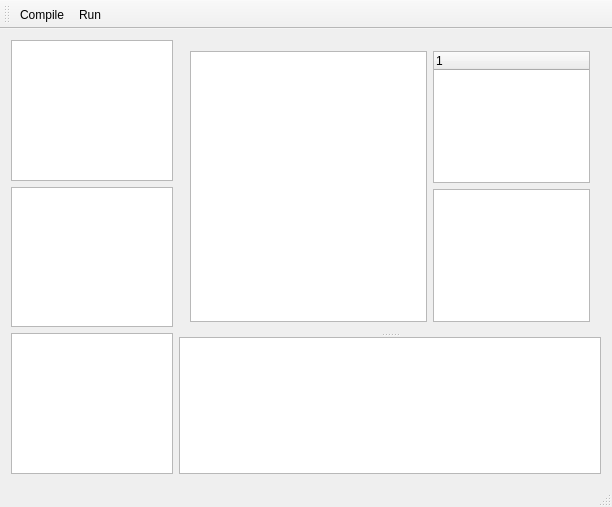
Before: the Qt Designer form mainwindow.ui in ricardogang/CoderWatch, drawn with Qt 5.
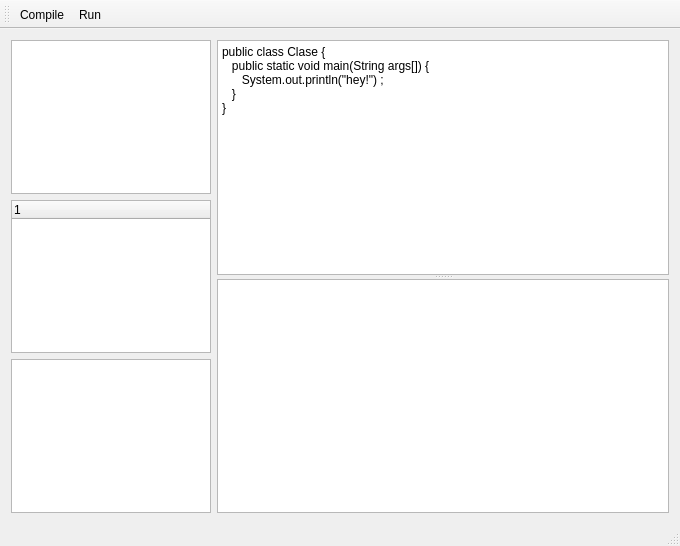
After: the same form once the commit is applied. Icons and pictures are not drawn.

Commit message: better gui layout

```diff
--- a/mainwindow.ui
+++ b/mainwindow.ui
@@ -6,8 +6,8 @@
    <rect>
     <x>0</x>
     <y>0</y>
-    <width>612</width>
-    <height>507</height>
+    <width>680</width>
+    <height>546</height>
    </rect>
   </property>
   <property name="maximumSize">
@@ -20,13 +20,13 @@
    <string>MainWindow</string>
   </property>
   <widget class="QWidget" name="centralWidget">
-   <layout class="QHBoxLayout" name="horizontalLayout_3">
+   <layout class="QHBoxLayout" name="horizontalLayout">
     <item>
-     <layout class="QHBoxLayout" name="horizontalLayout_2">
-      <item>
-       <layout class="QVBoxLayout" name="verticalLayout_3">
+     <layout class="QFormLayout" name="formLayout">
+      <item row="0" column="0">
+       <layout class="QVBoxLayout" name="verticalLayout">
         <item>
-         <widget class="QTextEdit" name="textEdit">
+         <widget class="QTextEdit" name="txtProblem">
           <property name="maximumSize">
            <size>
             <width>200</width>
@@ -36,17 +36,28 @@
          </widget>
         </item>
         <item>
-         <widget class="QTextEdit" name="textEdit_2">
+         <widget class="QTreeWidget" name="treeOutline">
+          <property name="minimumSize">
+           <size>
+            <width>0</width>
+            <height>0</height>
+           </size>
+          </property>
           <property name="maximumSize">
            <size>
             <width>200</width>
             <height>200</height>
            </size>
           </property>
+          <column>
+           <property name="text">
+            <string notr="true">1</string>
+           </property>
+          </column>
          </widget>
         </item>
         <item>
-         <widget class="QTextEdit" name="textEdit_4">
+         <widget class="QTextEdit" name="txtNotes">
           <property name="maximumSize">
            <size>
             <width>200</width>
@@ -55,61 +66,21 @@
           </property>
          </widget>
         </item>
-        <item>
-         <spacer name="verticalSpacer">
-          <property name="orientation">
-           <enum>Qt::Vertical</enum>
-          </property>
-          <property name="sizeHint" stdset="0">
-           <size>
-            <width>20</width>
-            <height>40</height>
-           </size>
-          </property>
-         </spacer>
-        </item>
        </layout>
       </item>
-      <item>
+      <item row="0" column="1">
        <widget class="QSplitter" name="splitter">
         <property name="orientation">
          <enum>Qt::Vertical</enum>
         </property>
-        <widget class="QWidget" name="">
-         <layout class="QHBoxLayout" name="horizontalLayout">
-          <item>
-           <widget class="QPlainTextEdit" name="plainTextEdit"/>
-          </item>
-          <item>
-           <layout class="QVBoxLayout" name="verticalLayout">
-            <item>
-             <widget class="QTreeWidget" name="treeWidget">
-              <property name="maximumSize">
-               <size>
-                <width>175</width>
-                <height>16777215</height>
-               </size>
-              </property>
-              <column>
-               <property name="text">
-                <string notr="true">1</string>
-               </property>
-              </column>
-             </widget>
-            </item>
-            <item>
-             <widget class="QTextEdit" name="textEdit_3">
-              <property name="maximumSize">
-               <size>
-                <width>175</width>
-                <height>16777215</height>
-               </size>
-              </property>
-             </widget>
-            </item>
-           </layout>
-          </item>
-         </layout>
+        <widget class="QPlainTextEdit" name="txtSourceCode">
+         <property name="plainText">
+          <string>public class Clase {
+   public static void main(String args[]) {
+      System.out.println(&quot;hey!&quot;) ;
+   }
+}</string>
+         </property>
         </widget>
         <widget class="QPlainTextEdit" name="plainTextEdit_2">
          <property name="maximumSize">
```
Left out of the diff: 4 changed lines with no effect on the pictures. The commit also changes 2 other files.
